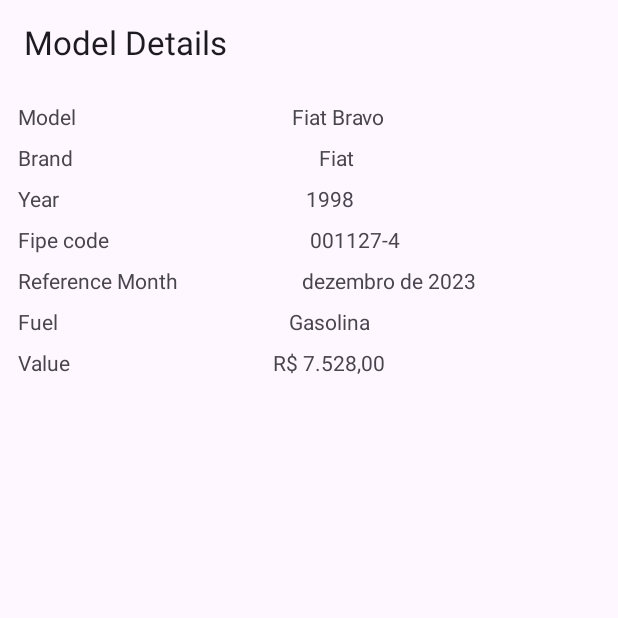
After one commit to joaogouveia89/fipe, an Android app: the fragment ModelDetailsFragment placed in its activity, on a phone screen of 412 x 824 dp, the top half of it. The commit adds this screen. Run offline under Robolectric (Android 15) with nearby library versions, the phone set to English and light mode, and no system bars; our stand-ins replace navigation-ui; 3 statements that could not run were skipped.

Commit message:
model details done

```diff
--- /dev/null
+++ b/app/src/main/java/io/github/joaogouveia89/fipe/modelDetails/ModelDetailsFragment.kt
@@ -0,0 +1,92 @@
+package io.github.joaogouveia89.fipe.modelDetails
+
+import android.os.Bundle
+import android.util.Log
+import androidx.fragment.app.Fragment
+import android.view.LayoutInflater
+import android.view.View
+import android.view.ViewGroup
+import android.widget.TextView
+import androidx.navigation.fragment.navArgs
+import io.github.joaogouveia89.fipe.R
+import io.github.joaogouveia89.fipe.ktx.setTitle
+import io.github.joaogouveia89.fipe.network.FipeApi
+import io.github.joaogouveia89.fipe.network.models.BrandModels
+import io.github.joaogouveia89.fipe.network.models.ModelDetails
+import retrofit2.Call
+import retrofit2.Callback
+import retrofit2.Response
+
+class ModelDetailsFragment : Fragment() {
+
+    private val api = FipeApi()
+
+    private val args: ModelDetailsFragmentArgs by navArgs()
+
+    private val modelName: TextView by lazy {
+        requireView().findViewById(R.id.model_name)
+    }
+
+    private val modelBrand: TextView by lazy {
+        requireView().findViewById(R.id.model_brand)
+    }
+
+    private val modelYear: TextView by lazy {
+        requireView().findViewById(R.id.model_year)
+    }
+
+    private val modelFipeCode: TextView by lazy {
+        requireView().findViewById(R.id.model_fipecode)
+    }
+
+    private val modelReferenceMonth: TextView by lazy {
+        requireView().findViewById(R.id.model_referencemonth)
+    }
+
+    private val modelFuel: TextView by lazy {
+        requireView().findViewById(R.id.model_fuel)
+    }
+
+    private val modelValue: TextView by lazy {
+        requireView().findViewById(R.id.model_value)
+    }
+
+    private val callback = object : Callback<ModelDetails?> {
+        override fun onResponse(call: Call<ModelDetails?>, response: Response<ModelDetails?>) {
+            Log.i("JOAODEBUG", response.body().toString())
+            response.body()?.let {
+                modelName.text = it.model
+                modelBrand.text = it.brand
+                modelYear.text = it.year.toString()
+                modelFuel.text = it.fuel
+                modelFipeCode.text = it.fipeCode
+                modelReferenceMonth.text = it.referenceMonth
+                modelValue.text = it.value
+            }
+        }
+
+        override fun onFailure(call: Call<ModelDetails?>, t: Throwable) {
+            TODO("Not yet implemented")
+        }
+
+    }
+
+    override fun onCreateView(
+        inflater: LayoutInflater, container: ViewGroup?,
+        savedInstanceState: Bundle?
+    ): View? {
+        // Inflate the layout for this fragment
+        return inflater.inflate(R.layout.fragment_model_details, container, false)
+    }
+
+    override fun onViewCreated(view: View, savedInstanceState: Bundle?) {
+        super.onViewCreated(view, savedInstanceState)
+
+        setTitle(getString(R.string.model_details))
+
+        val modelDetails =
+            api.fetchModelDetails(args.brand.code.toInt(), args.brandModel.code, args.brandModelYear.code)
+
+        modelDetails?.enqueue(callback)
+    }
+}
--- a/app/src/main/java/io/github/joaogouveia89/fipe/modelYears/ModelYearsFragment.kt
+++ b/app/src/main/java/io/github/joaogouveia89/fipe/modelYears/ModelYearsFragment.kt
@@ -6,6 +6,7 @@ import android.view.LayoutInflater
 import android.view.View
 import android.view.ViewGroup
 import androidx.fragment.app.Fragment
+import androidx.navigation.fragment.findNavController
 import androidx.navigation.fragment.navArgs
 import androidx.recyclerview.widget.DividerItemDecoration
 import androidx.recyclerview.widget.LinearLayoutManager
@@ -27,11 +28,9 @@ class ModelYearsFragment : Fragment() {
     private val args: ModelYearsFragmentArgs by navArgs()
 
     private val brandListAdapter = FipeResultListAdapter(object : OnListItemSelected {
-        override fun onSelected(item: FipeResult) {
-            /*
-            val action = BrandModelsFragmentDirections.actionBrandModelsFragmentToModelYearsFragment(args.brand, brandModel)
+        override fun onSelected(modelYear: FipeResult) {
+            val action = ModelYearsFragmentDirections.actionModelYearsFragmentToModelDetailsFragment(args.brand, args.brandModel, modelYear)
             findNavController().navigate(action)
-             */
         }
     })
 
--- a/app/src/main/java/io/github/joaogouveia89/fipe/network/FipeApi.kt
+++ b/app/src/main/java/io/github/joaogouveia89/fipe/network/FipeApi.kt
@@ -18,4 +18,7 @@ class FipeApi {
 
     fun fetchBrandModelYears(brandId: Int, modelId: String) =
         service.fetchBrandModelYears(brandId, modelId)
+
+    fun fetchModelDetails(brandId: Int, modelId: String, yearId: String) =
+        service.fetchModelDetails(brandId, modelId, yearId)
 }
--- a/app/src/main/java/io/github/joaogouveia89/fipe/network/FipeService.kt
+++ b/app/src/main/java/io/github/joaogouveia89/fipe/network/FipeService.kt
@@ -2,6 +2,7 @@ package io.github.joaogouveia89.fipe.network
 
 import io.github.joaogouveia89.fipe.network.models.BrandModels
 import io.github.joaogouveia89.fipe.network.models.FipeResult
+import io.github.joaogouveia89.fipe.network.models.ModelDetails
 import retrofit2.Call
 import retrofit2.http.GET
 import retrofit2.http.Path
@@ -18,4 +19,11 @@ interface FipeService {
         @Path("brandId") brandId: Int,
         @Path("modelId") modelId: String
     ): Call<List<FipeResult?>?>?
+
+    @GET("carros/marcas/{brandId}/modelos/{modelId}/anos/{yearId}")
+    fun fetchModelDetails(
+        @Path("brandId") brandId: Int,
+        @Path("modelId") modelId: String,
+        @Path("yearId") yearId: String
+    ): Call<ModelDetails?>?
 }
--- /dev/null
+++ b/app/src/main/java/io/github/joaogouveia89/fipe/network/models/ModelDetails.kt
@@ -0,0 +1,17 @@
+package io.github.joaogouveia89.fipe.network.models
+
+import android.os.Parcelable
+import com.google.gson.annotations.SerializedName
+import kotlinx.parcelize.Parcelize
+
+@Parcelize
+data class ModelDetails(
+    @SerializedName("TipoVeiculo") val vehicleType: Int,
+    @SerializedName("Valor") val value: String,
+    @SerializedName("Marca") val brand: String,
+    @SerializedName("Modelo") val model: String,
+    @SerializedName("AnoModelo") val year: Int,
+    @SerializedName("Combustivel") val fuel: String,
+    @SerializedName("CodigoFipe") val fipeCode: String,
+    @SerializedName("MesReferencia") val referenceMonth: String,
+) : Parcelable
--- /dev/null
+++ b/app/src/main/res/layout/fragment_model_details.xml
@@ -0,0 +1,141 @@
+<?xml version="1.0" encoding="utf-8"?>
+<androidx.constraintlayout.widget.ConstraintLayout xmlns:android="http://schemas.android.com/apk/res/android"
+    xmlns:tools="http://schemas.android.com/tools"
+    android:layout_width="match_parent"
+    android:layout_height="match_parent"
+    xmlns:app="http://schemas.android.com/apk/res-auto"
+    tools:context=".modelDetails.ModelDetailsFragment"
+    android:layout_margin="12dp">
+
+    <TextView
+        android:id="@+id/model_name_label"
+        android:layout_width="wrap_content"
+        android:layout_height="wrap_content"
+        android:text="@string/model_name_label"
+        app:layout_constraintTop_toTopOf="parent"
+        app:layout_constraintStart_toStartOf="parent"/>
+
+    <TextView
+        android:id="@+id/model_name"
+        android:layout_width="wrap_content"
+        android:layout_height="wrap_content"
+        android:text="Fiat Bravo"
+        app:layout_constraintEnd_toEndOf="parent"
+        app:layout_constraintStart_toEndOf="@id/model_name_label"
+        app:layout_constraintTop_toTopOf="parent" />
+
+    <TextView
+        android:id="@+id/model_brand_label"
+        android:layout_width="wrap_content"
+        android:layout_height="wrap_content"
+        android:paddingTop="8dp"
+        android:text="@string/model_brand_label"
+        app:layout_constraintTop_toBottomOf="@id/model_name_label"
+        app:layout_constraintStart_toStartOf="parent"/>
+
+    <TextView
+        android:id="@+id/model_brand"
+        android:layout_width="wrap_content"
+        android:layout_height="wrap_content"
+        android:paddingTop="8dp"
+        android:text="Fiat"
+        app:layout_constraintEnd_toEndOf="parent"
+        app:layout_constraintStart_toEndOf="@id/model_brand_label"
+        app:layout_constraintTop_toBottomOf="@id/model_name" />
+
+    <TextView
+        android:id="@+id/model_year_label"
+        android:layout_width="wrap_content"
+        android:layout_height="wrap_content"
+        android:paddingTop="8dp"
+        android:text="@string/model_year_label"
+        app:layout_constraintTop_toBottomOf="@id/model_brand_label"
+        app:layout_constraintStart_toStartOf="parent"/>
+
+    <TextView
+        android:id="@+id/model_year"
+        android:layout_width="wrap_content"
+        android:layout_height="wrap_content"
+        android:paddingTop="8dp"
+        android:text="1998"
+        app:layout_constraintEnd_toEndOf="parent"
+        app:layout_constraintStart_toEndOf="@id/model_year_label"
+        app:layout_constraintTop_toBottomOf="@id/model_brand" />
+
+    <TextView
+        android:id="@+id/model_fipecode_label"
+        android:layout_width="wrap_content"
+        android:layout_height="wrap_content"
+        android:paddingTop="8dp"
+        android:text="@string/model_fipecode_label"
+        app:layout_constraintTop_toBottomOf="@id/model_year_label"
+        app:layout_constraintStart_toStartOf="parent"/>
+
+    <TextView
+        android:id="@+id/model_fipecode"
+        android:layout_width="wrap_content"
+        android:layout_height="wrap_content"
+        android:paddingTop="8dp"
+        android:text="001127-4"
+        app:layout_constraintEnd_toEndOf="parent"
+        app:layout_constraintStart_toEndOf="@id/model_fipecode_label"
+        app:layout_constraintTop_toBottomOf="@id/model_year" />
+
+    <TextView
+        android:id="@+id/model_referencemonth_label"
+        android:layout_width="wrap_content"
+        android:layout_height="wrap_content"
+        android:paddingTop="8dp"
+        android:text="@string/model_referencemonth_label"
+        app:layout_constraintTop_toBottomOf="@id/model_fipecode_label"
+        app:layout_constraintStart_toStartOf="parent"/>
+
+    <TextView
+        android:id="@+id/model_referencemonth"
+        android:layout_width="wrap_content"
+        android:layout_height="wrap_content"
+        android:paddingTop="8dp"
+        android:text="dezembro de 2023"
+        app:layout_constraintEnd_toEndOf="parent"
+        app:layout_constraintStart_toEndOf="@id/model_referencemonth_label"
+        app:layout_constraintTop_toBottomOf="@id/model_fipecode" />
+
+    <TextView
+        android:id="@+id/model_fuel_label"
+        android:layout_width="wrap_content"
+        android:layout_height="wrap_content"
+        android:paddingTop="8dp"
+        android:text="@string/model_fuel_label"
+        app:layout_constraintTop_toBottomOf="@id/model_referencemonth_label"
+        app:layout_constraintStart_toStartOf="parent"/>
+
+    <TextView
+        android:id="@+id/model_fuel"
+        android:layout_width="wrap_content"
+        android:layout_height="wrap_content"
+        android:paddingTop="8dp"
+        android:text="Gasolina"
+        app:layout_constraintEnd_toEndOf="parent"
+        app:layout_constraintStart_toEndOf="@id/model_fuel_label"
+        app:layout_constraintTop_toBottomOf="@id/model_referencemonth" />
+
+    <TextView
+        android:id="@+id/model_value_label"
+        android:layout_width="wrap_content"
+        android:layout_height="wrap_content"
+        android:paddingTop="8dp"
+        android:text="@string/model_value_label"
+        app:layout_constraintTop_toBottomOf="@id/model_fuel_label"
+        app:layout_constraintStart_toStartOf="parent"/>
+
+    <TextView
+        android:id="@+id/model_value"
+        android:layout_width="wrap_content"
+        android:layout_height="wrap_content"
+        android:paddingTop="8dp"
+        android:text="R$ 7.528,00"
+        app:layout_constraintEnd_toEndOf="parent"
+        app:layout_constraintStart_toEndOf="@id/model_fuel_label"
+        app:layout_constraintTop_toBottomOf="@id/model_fuel" />
+
+</androidx.constraintlayout.widget.ConstraintLayout>
--- a/app/src/main/res/navigation/nav_graph.xml
+++ b/app/src/main/res/navigation/nav_graph.xml
@@ -40,5 +40,26 @@
         <argument
             android:name="brandModel"
             app:argType="io.github.joaogouveia89.fipe.network.models.FipeResult" />
+        <action
+            android:id="@+id/action_modelYearsFragment_to_modelDetailsFragment"
+            app:destination="@id/modelDetailsFragment" />
+    </fragment>
+    <fragment
+        android:id="@+id/modelDetailsFragment"
+        android:name="io.github.joaogouveia89.fipe.modelDetails.ModelDetailsFragment"
+        android:label="fragment_model_details"
+        tools:layout="@layout/fragment_model_details">
+
+        <argument
+            android:name="brand"
+            app:argType="io.github.joaogouveia89.fipe.network.models.FipeResult" />
+
+        <argument
+            android:name="brandModel"
+            app:argType="io.github.joaogouveia89.fipe.network.models.FipeResult" />
+
+        <argument
+            android:name="brandModelYear"
+            app:argType="io.github.joaogouveia89.fipe.network.models.FipeResult" />
     </fragment>
 </navigation>
--- a/app/src/main/res/values/strings.xml
+++ b/app/src/main/res/values/strings.xml
@@ -8,5 +8,13 @@
     <string name="brands_models_list_size">%1$s models - %2$d</string>
     <string name="brands_models_years_list">Model years</string>
     <string name="brands_models_years_list_size">Model years - %2$d</string>
+    <string name="model_details">Model Details</string>
+    <string name="model_name_label">Model</string>
+    <string name="model_brand_label">Brand</string>
+    <string name="model_year_label">Year</string>
+    <string name="model_fipecode_label">Fipe code</string>
+    <string name="model_referencemonth_label">Reference Month</string>
+    <string name="model_fuel_label">Fuel</string>
+    <string name="model_value_label">Value</string>
 
 </resources>
```
